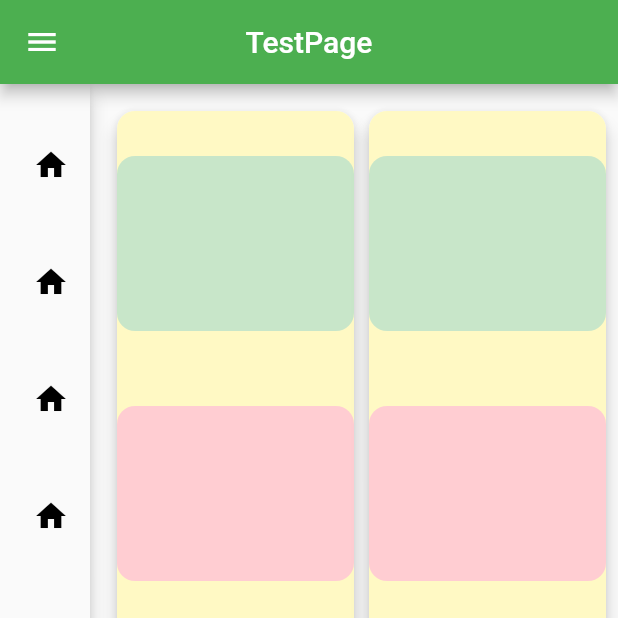
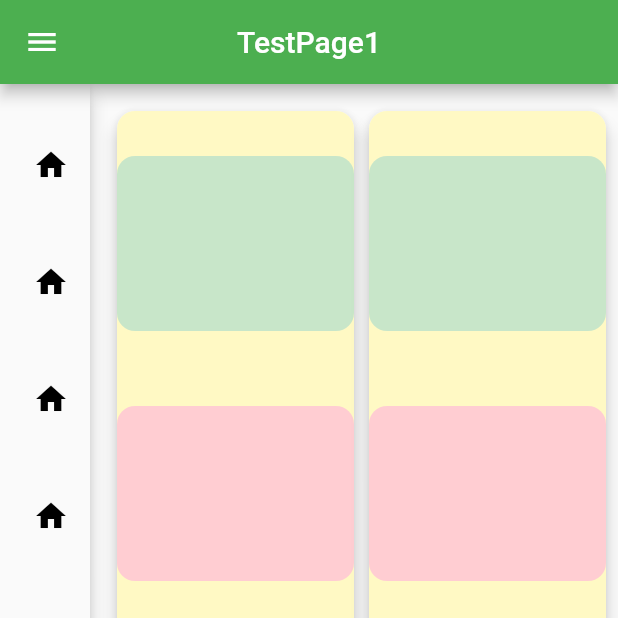
Before and after one commit to viniciusSST/widgets_example, a Flutter app: the screen it shows after launch, item 3 of the bottom bar chosen, on a phone screen of 412 x 824 dp, the top half of it. Run offline on Flutter 3.47's test engine with Material 2 defaults, Android fonts, the phone set to English and light mode, and no system bars.

Commit message:
first Commit

```diff
--- a/lib/presentation/theme_animation/theme_animation_page_copy.dart
+++ b/lib/presentation/theme_animation/theme_animation_page_copy.dart
@@ -19,7 +19,7 @@ class _ThemeAnimationPageCopyState extends State<ThemeAnimationPageCopy> {
       return Scaffold(
         appBar: AppBar(
           backgroundColor: Colors.green,
-          title: const Text("TestPage"),
+          title: const Text("TestPage1"),
           centerTitle: true,
           leading: IconButton(
             icon: const Icon(Icons.menu),
```
